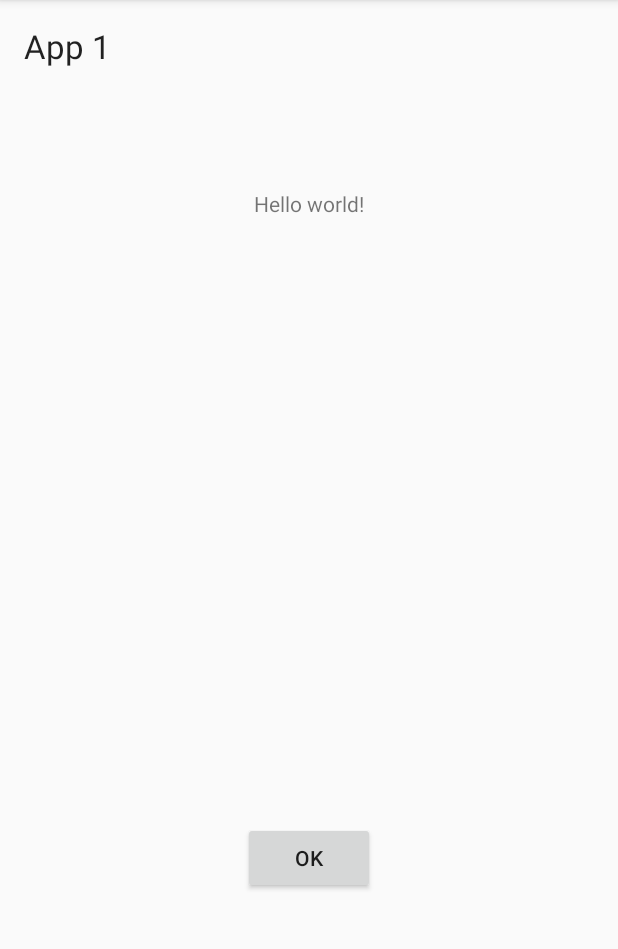
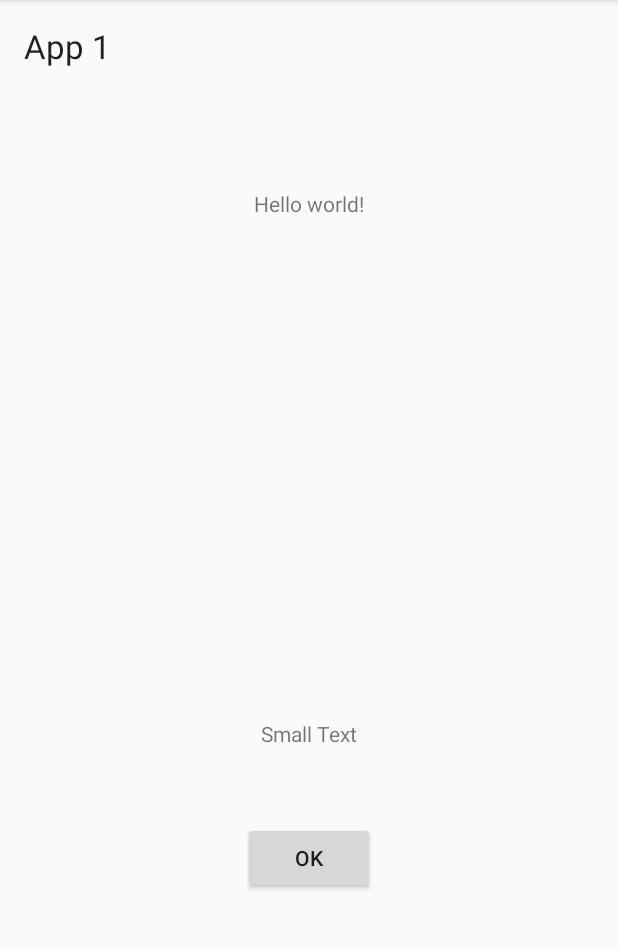
Before and after one commit to Leyca/ProyectoGit, an Android app: the screen it shows after launch (MainActivity), on a phone screen of 412 x 824 dp, the part 84-1033 px from its top. Run offline under Robolectric (Android 15) with nearby library versions, the phone set to English and light mode, and no system bars.

Commit message:
primera parte del proyecto

```diff
--- a/app/src/main/res/layout/activity_main.xml
+++ b/app/src/main/res/layout/activity_main.xml
@@ -31,4 +31,14 @@
         android:layout_centerHorizontal="true"
         android:layout_marginBottom="156dp" />
 
+    <TextView
+        android:layout_width="wrap_content"
+        android:layout_height="wrap_content"
+        android:textAppearance="?android:attr/textAppearanceSmall"
+        android:text="Small Text"
+        android:id="@+id/textView2"
+        android:layout_above="@+id/button"
+        android:layout_centerHorizontal="true"
+        android:layout_marginBottom="49dp" />
+
 </RelativeLayout>
```
Also changed, not shown: 1 other file.
